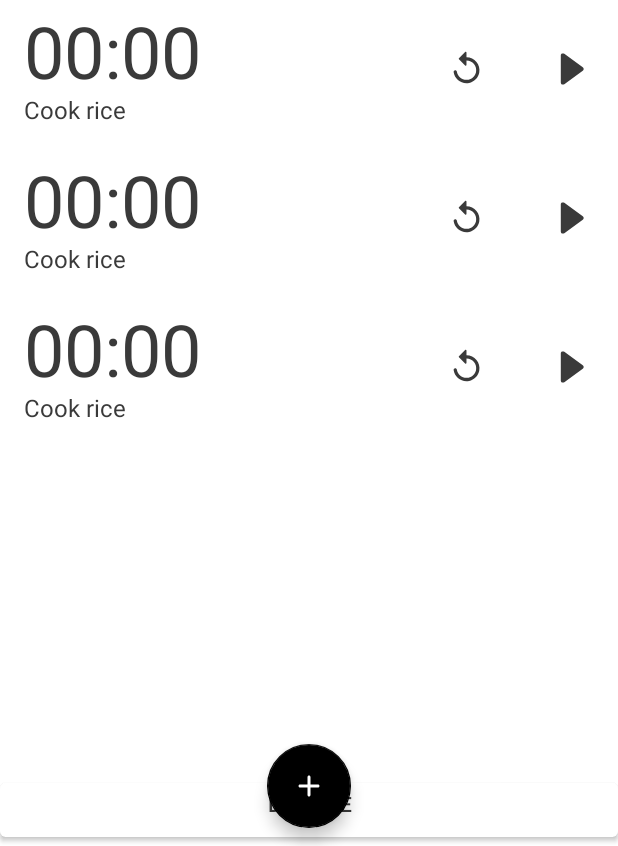
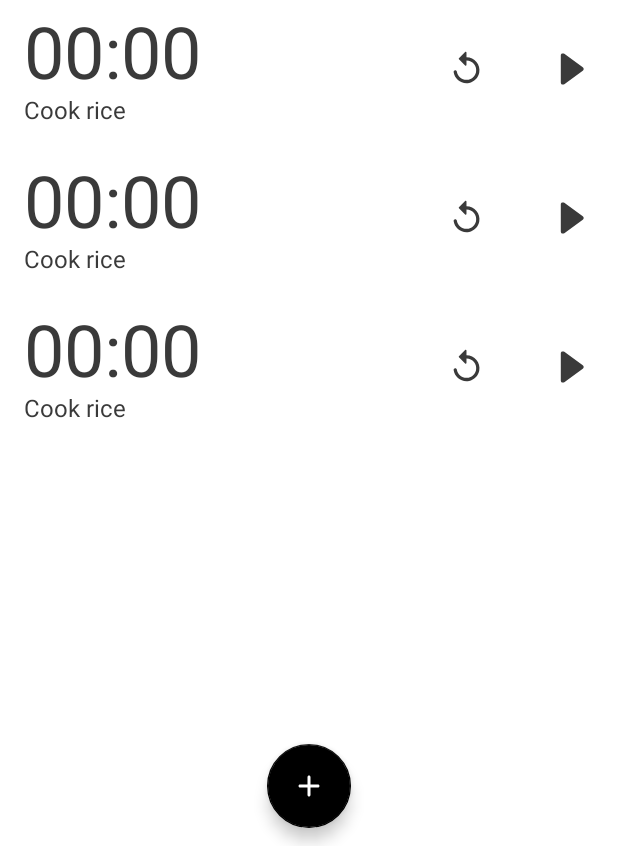
Before and after one commit to Jack54s/SimpleTimer, an Android app: the layout activity_main.xml on its own in the app's theme, with its tools: preview values and no code run, on a phone screen of 412 x 824 dp, the part 390-1236 px from its top. Run offline under Robolectric (Android 15) with nearby library versions, the phone set to English and light mode, and no system bars.

Commit message:
finish delete timer

```diff
--- a/app/src/main/AndroidManifest.xml
+++ b/app/src/main/AndroidManifest.xml
@@ -27,7 +27,8 @@
 
         <activity
             android:name=".MainActivity"
-            android:exported="true">
+            android:exported="true"
+            android:windowSoftInputMode="adjustPan">
             <intent-filter>
                 <action android:name="android.intent.action.MAIN" />
 
--- a/app/src/main/java/com/jackzone/simpletimer/helper/Constants.kt
+++ b/app/src/main/java/com/jackzone/simpletimer/helper/Constants.kt
@@ -16,6 +16,7 @@ const val TIMER_LABEL = "timer_label"
 const val TIMER_MAX_REMINDER_SECS = "timer_max_reminder_secs"
 const val DEFAULT_MAX_TIMER_REMINDER_SECS = 60
 const val TIMER_LAST_CONFIG = "timer_last_config"
+const val PREVENT_PHONE_FROM_SLEEPING = "prevent_phone_from_sleeping"
 
 const val TIMER_RUNNING_NOTIF_ID = 10000
 const val PICK_AUDIO_FILE_INTENT_ID = 10001
--- /dev/null
+++ b/app/src/main/res/anim/anim_bottom_button_in.xml
@@ -0,0 +1,5 @@
+<?xml version="1.0" encoding="utf-8"?>
+<translate xmlns:android="http://schemas.android.com/apk/res/android"
+    android:duration="400"
+    android:fromYDelta="100%"
+    android:toYDelta="0" />
--- /dev/null
+++ b/app/src/main/res/anim/anim_bottom_button_out.xml
@@ -0,0 +1,5 @@
+<?xml version="1.0" encoding="utf-8"?>
+<translate xmlns:android="http://schemas.android.com/apk/res/android"
+    android:duration="400"
+    android:fromYDelta="0"
+    android:toYDelta="100%" />
--- a/app/src/main/res/layout/activity_main.xml
+++ b/app/src/main/res/layout/activity_main.xml
@@ -49,12 +49,13 @@
                     android:id="@+id/cancel_btn"
                     android:layout_width="wrap_content"
                     android:layout_height="wrap_content"
-                    android:layout_marginStart="16dp"
-                    android:layout_marginEnd="16dp"
+                    android:layout_marginStart="@dimen/activity_margin"
+                    android:layout_marginEnd="@dimen/activity_margin"
                     android:layout_alignParentLeft="true"
                     android:layout_centerVertical="true"
                     android:src="@drawable/ic_cross_vector"
                     android:background="@android:color/transparent"
+                    android:contentDescription="@string/cancel"
                     app:tint="@color/color_text" />
 
                 <TextView
@@ -65,14 +66,13 @@
                     android:layout_toRightOf="@id/cancel_btn"
                     android:background="?attr/selectableItemBackground"
                     android:textColor="@color/color_text"
-                    android:text="selected"
                     android:textSize="@dimen/actionbar_text_size" />
 
                 <ImageButton
                     android:id="@+id/select_all_btn"
                     android:layout_width="wrap_content"
                     android:layout_height="wrap_content"
-                    android:layout_marginEnd="16dp"
+                    android:layout_marginEnd="@dimen/activity_margin"
                     android:layout_alignParentRight="true"
                     android:layout_centerVertical="true"
                     android:src="@drawable/ic_select_all_vector"
@@ -86,8 +86,8 @@
                 android:layout_width="wrap_content"
                 android:layout_height="wrap_content"
                 android:layout_gravity="bottom|end"
-                android:layout_marginBottom="16dp"
-                android:layout_marginEnd="16dp"
+                android:layout_marginBottom="@dimen/activity_margin"
+                android:layout_marginEnd="@dimen/activity_margin"
                 android:src="@drawable/ic_settings_cog_vector"
                 android:background="@android:color/transparent"
                 app:tint="@color/color_text" />
@@ -125,14 +125,26 @@
         app:tint="@color/color_bg"
         app:backgroundTint="@color/black" />
 
-    <Button
-        android:id="@+id/delete_btn"
+    <FrameLayout
+        android:id="@+id/delete_btn_wrapper"
         android:layout_width="match_parent"
-        android:layout_height="wrap_content"
-        android:layout_gravity="bottom"
-        android:gravity="center_horizontal"
-        android:text="@string/delete"
-        android:textColor="@color/color_text"
-        android:textSize="@dimen/normal_text_size" />
+        android:layout_height="match_parent">
+
+        <Button
+            android:id="@+id/delete_btn"
+            android:layout_width="match_parent"
+            android:layout_height="@dimen/bottom_button_size"
+            android:layout_marginBottom="-6dp"
+            android:layout_gravity="bottom"
+            android:visibility="gone"
+            android:gravity="center"
+            android:text="@string/delete"
+            android:textAllCaps="false"
+            android:textColor="@color/color_text"
+            android:textSize="@dimen/normal_text_size"
+            app:layout_behavior="@string/bottom_sheet_behavior"
+            app:elevation="2dp" />
+
+    </FrameLayout>
 
 </androidx.coordinatorlayout.widget.CoordinatorLayout>
--- a/app/src/main/res/values/dimens.xml
+++ b/app/src/main/res/values/dimens.xml
@@ -14,7 +14,8 @@
     <dimen name="activity_margin">16dp</dimen>
     <dimen name="bigger_margin">20dp</dimen>
     <dimen name="dragselect_hotspot_height">56dp</dimen>
-    <dimen name="fab_list_bottom_padding">68dp</dimen>
+    <dimen name="fab_list_bottom_padding">70dp</dimen>
     <dimen name="timer_button_small_size">50dp</dimen>
     <dimen name="timer_button_size">56dp</dimen>
+    <dimen name="bottom_button_size">60dp</dimen>
 </resources>
```
Also changed, not shown: app/src/main/java/com/jackzone/simpletimer/MainActivity.kt (+17 -1 lines), app/src/main/java/com/jackzone/simpletimer/adapter/TimerAdapter.kt (+57 -21 lines), app/src/main/java/com/jackzone/simpletimer/extension/View.kt (+3 -6 lines), app/src/main/java/com/jackzone/simpletimer/helper/Config.kt (+9 -4 lines).
